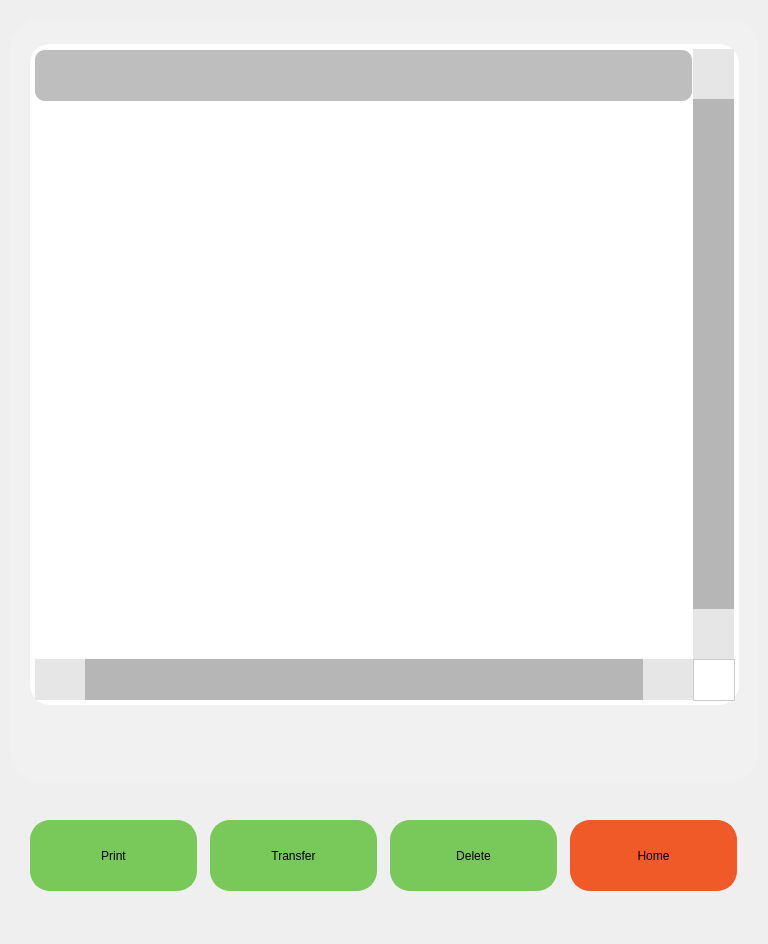
Before: the Qt Designer form pApp-22-June-2021/smemory.ui in ChandraMVE/PSSC_QT_Development, drawn with Qt 5.
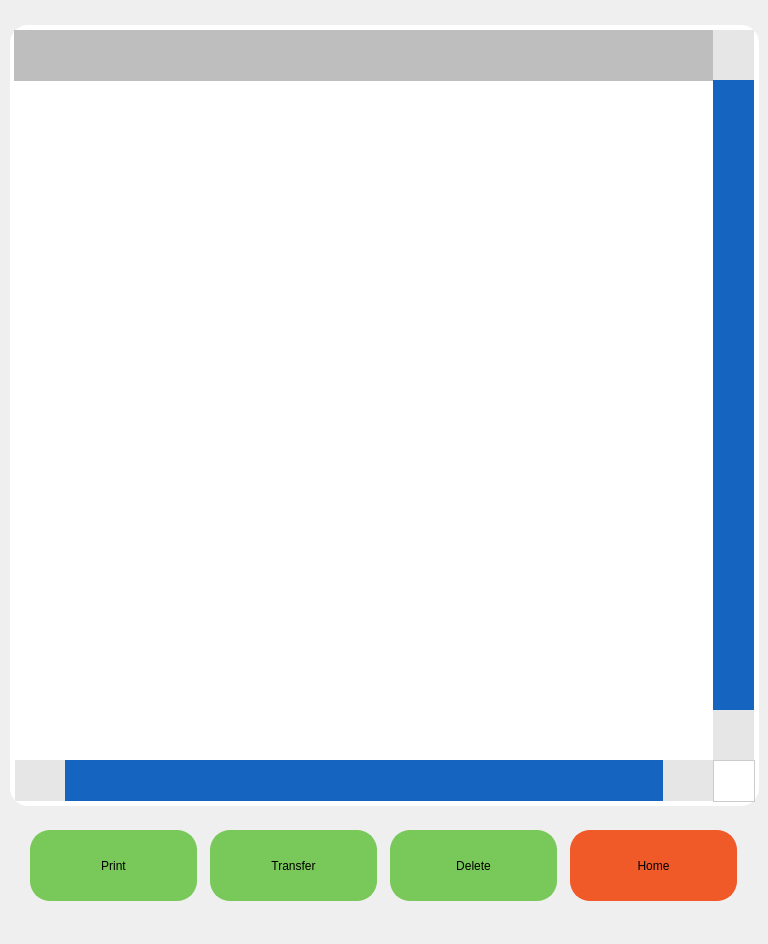
After: the same form once the commit is applied. Icons and pictures are not drawn.

Patch:
```diff
--- a/pApp-22-June-2021/smemory.ui
+++ b/pApp-22-June-2021/smemory.ui
@@ -20,7 +20,7 @@
    <property name="geometry">
     <rect>
      <x>210</x>
-     <y>820</y>
+     <y>830</y>
      <width>167</width>
      <height>71</height>
     </rect>
@@ -84,7 +84,7 @@
    <property name="geometry">
     <rect>
      <x>390</x>
-     <y>820</y>
+     <y>830</y>
      <width>167</width>
      <height>71</height>
     </rect>
@@ -148,7 +148,7 @@
    <property name="geometry">
     <rect>
      <x>30</x>
-     <y>820</y>
+     <y>830</y>
      <width>167</width>
      <height>71</height>
     </rect>
@@ -212,7 +212,7 @@
    <property name="geometry">
     <rect>
      <x>10</x>
-     <y>10</y>
+     <y>25</y>
      <width>749</width>
      <height>781</height>
     </rect>
@@ -276,13 +276,13 @@
      <property name="geometry">
       <rect>
        <x>0</x>
-       <y>10</y>
+       <y>0</y>
        <width>749</width>
-       <height>761</height>
+       <height>781</height>
       </rect>
      </property>
      <property name="styleSheet">
-      <string notr="true">background-color: rgb(241, 241, 241);
+      <string notr="true">background-color: rgb(0, 160, 255);
 border-width: 0px;
 border-color: rgb(21, 100, 192);
 border-style: solid;
@@ -299,10 +299,10 @@
      <widget class="QTableView" name="wTableView">
       <property name="geometry">
        <rect>
-        <x>20</x>
-        <y>24</y>
-        <width>709</width>
-        <height>661</height>
+        <x>0</x>
+        <y>0</y>
+        <width>749</width>
+        <height>781</height>
        </rect>
       </property>
       <property name="sizePolicy">
@@ -318,17 +318,24 @@
        <string notr="true">QTableView {
    color: rgb(0, 0, 0);
    Background-color : white;
-   alternate-background-color: rgb(245,245,245);
+   alternate-background-color: rgb(255,255,255);
    Selection-color: white; /* The text color of the selected area*/
    Selection-background-color:  rgb(21, 100, 192);
-   border: 0px groove gray;
-   border-radius: 20px;
+   border: 0px groove white;
+   border-radius: 18px;
+/*	border-top: 15px solid rgb(190, 190, 190);
+	border-top-color: rgb(190, 190, 190);*/
    padding: 2px 4px;
    font: 75 16pt &quot;Roboto Medium&quot;;
+	padding-right-top:25px;
    padding:5px;
    outline: 0px;
 }
 
+QTableView::item:first-row { 
+	border: none; 
+}
+
 QHeaderView::section {
 	background-color: white; /* red  rgb(182, 182, 182); */
     color: white;
@@ -338,15 +345,16 @@
 }
 
 QScrollBar:horizontal {
-    background:  rgb(230,230,230);
+    background:  rgb(255,255,255);
     height:41px;
     margin: 0px 50px 0 50px;
-    border-top: 2px solid  rgb(182, 182, 182);
+    border-top: 2px solid rgb(21, 100, 192);
+    border-bottom: 2px solid rgb(21, 100, 192);
     border-radius: 0px;
 }
 
 QScrollBar::handle:horizontal {
-    background:  rgb(182, 182, 182);
+    background:  rgb(21, 100, 192);
     min-width: 20px;
 }
 
@@ -385,15 +393,16 @@
 /*  vertical */
 QScrollBar:vertical {
      border: 0px solid  rgb(21, 100, 192);
-     background:  rgb(230,230,230);
+     background:  rgb(255,255,255);
      width: 41px;
 	 margin: 50px 0 50px 0;
-     border-left: 2px solid  rgb(182, 182, 182);
+     border-left: 2px solid  rgb(21, 100, 192);
+border-right: 2px solid  rgb(21, 100, 192);
      border-radius: 0px;
  }
 
  QScrollBar::handle:vertical {
-     background:  rgb(182, 182, 182);
+     background:  rgb(21, 100, 192);
      min-height: 20px;
  }
 
@@ -456,9 +465,9 @@
      <widget class="QTableView" name="wTableViewHeader">
       <property name="geometry">
        <rect>
-        <x>21</x>
-        <y>30</y>
-        <width>661</width>
+        <x>0</x>
+        <y>5</y>
+        <width>703</width>
         <height>51</height>
        </rect>
       </property>
@@ -476,13 +485,17 @@
    Selection-color: white; /* The text color of the selected area*/
    Selection-background-color:   rgb(190, 190, 190);
    border: 0px groove gray;
-   border-radius: 10px;
+   border-radius: 0px;
+/*	border-left: 5px;*/
    /*padding: 2px 4px;*/
    font: 75 16pt &quot;Roboto Medium&quot;;
    outline: 0;
    margin-left: 4px;
    gridline-color: gray;
+}
 
+QTableView::item:first-row { 
+	border: none; 
 }
 
 QHeaderView {
@@ -491,17 +504,19 @@
     border: 0px solid #6c6c6c;
     height: 35px;
     font: 75 16pt &quot;Roboto Medium&quot;;
-	border-radius: 10px;
+	border-radius: 0px;
+	border-left: 5px;
 }
 
 QHeaderView::section {
 	background-color: rgb(182, 182, 182);
     color: white;
-    border-left: 1px solid #6c6c6c;
-    border-right: 1px solid #6c6c6c;
+    border-left: 0px solid #6c6c6c;
+    border-right: 0px solid #6c6c6c;
     height: 35px;
     font: 75 16pt &quot;Roboto Medium&quot;;
-	border-radius: 5px;
+	border-radius: 0px;
+	border-left: 5px;
 }
 
 QTableView::item {
@@ -510,8 +525,9 @@
     border: 0px solid #6c6c6c;
     height: 52px;
     font: 75 16pt &quot;Roboto Medium&quot;;
-	border-radius: 5px;
+	border-radius: 15px;
 	padding-left: 10px;
+	border-left: 5px;
 }
 
 </string>
@@ -536,7 +552,7 @@
    <property name="geometry">
     <rect>
      <x>570</x>
-     <y>820</y>
+     <y>830</y>
      <width>167</width>
      <height>71</height>
     </rect>
```
